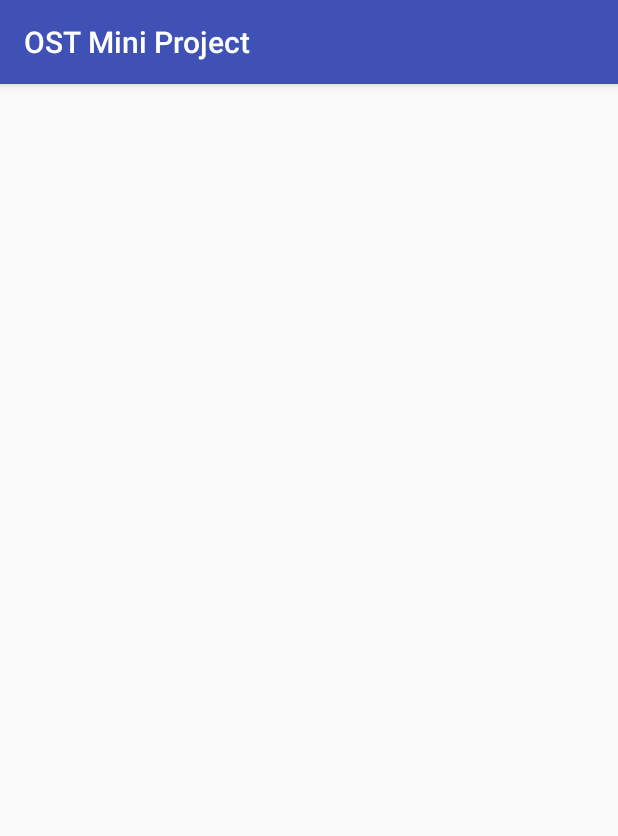
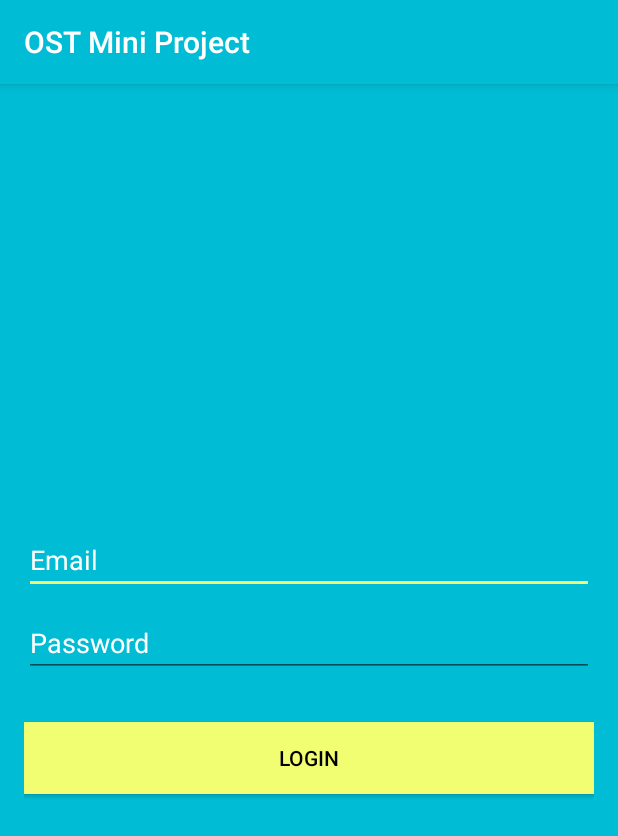
Before and after one commit to akshah1997/OSTMiniProject, an Android app: the screen it shows after launch (MainActivity before the commit, LoginActivity after it), on a phone screen of 412 x 824 dp. Shown: the top 836 px of the screen. Run offline under Robolectric (Android 15) with nearby library versions, the phone set to English and light mode, and no system bars; our stand-ins replace Firebase (no records; nobody signed in at launch, a user with empty details on screens opened directly); 2 statements that could not run were skipped.

Commit message:
Added Login activity and login via FireBase Auth

```diff
--- a/app/build.gradle
+++ b/app/build.gradle
@@ -31,4 +31,5 @@ dependencies {
 }
 
 
+
 apply plugin: 'com.google.gms.google-services'
--- a/app/src/main/AndroidManifest.xml
+++ b/app/src/main/AndroidManifest.xml
@@ -1,7 +1,8 @@
 <?xml version="1.0" encoding="utf-8"?>
 <manifest xmlns:android="http://schemas.android.com/apk/res/android"
     package="com.akshay.ostminiproject">
-    <uses-permission android:name="android.permission.INTERNET"/>
+
+    <uses-permission android:name="android.permission.INTERNET" />
 
     <application
         android:allowBackup="true"
@@ -9,8 +10,8 @@
         android:label="@string/app_name"
         android:supportsRtl="true"
         android:theme="@style/AppTheme">
-
-        <activity android:name=".MainActivity">
+        <activity android:name=".MainActivity"></activity>
+        <activity android:name=".LoginActivity">
             <intent-filter>
                 <action android:name="android.intent.action.MAIN" />
 
--- /dev/null
+++ b/app/src/main/java/com/akshay/ostminiproject/LoginActivity.java
@@ -0,0 +1,94 @@
+package com.akshay.ostminiproject;
+
+import android.content.Intent;
+import android.os.Bundle;
+import android.support.annotation.NonNull;
+import android.support.v7.app.AppCompatActivity;
+import android.support.v7.widget.Toolbar;
+import android.text.TextUtils;
+import android.view.View;
+import android.widget.Button;
+import android.widget.EditText;
+import android.widget.ProgressBar;
+import android.widget.Toast;
+
+import com.google.android.gms.tasks.OnCompleteListener;
+import com.google.android.gms.tasks.Task;
+import com.google.firebase.auth.AuthResult;
+import com.google.firebase.auth.FirebaseAuth;
+
+public class LoginActivity extends AppCompatActivity {
+
+    private EditText inputEmail, inputPassword;
+    private FirebaseAuth auth;
+    private ProgressBar progressBar;
+    private Button btnLogin;
+
+    @Override
+    protected void onCreate(Bundle savedInstanceState) {
+        super.onCreate(savedInstanceState);
+
+        auth = FirebaseAuth.getInstance();
+
+        if(auth.getCurrentUser()!= null) {
+            startActivity(new Intent(LoginActivity.this, MainActivity.class));
+            finish();
+        }
+
+        setContentView(R.layout.activity_login);
+
+        Toolbar toolbar = (Toolbar) findViewById(R.id.toolbar);
+        setSupportActionBar(toolbar);
+
+        inputEmail = (EditText) findViewById(R.id.email);
+        inputPassword = (EditText) findViewById(R.id.password);
+        progressBar = (ProgressBar) findViewById(R.id.progressBar);
+        btnLogin = (Button) findViewById(R.id.btn_login);
+
+        auth = FirebaseAuth.getInstance();
+
+        btnLogin.setOnClickListener(new View.OnClickListener(){
+            @Override
+            public void onClick(View v){
+
+                String email = inputEmail.getText().toString();
+                final String password = inputPassword.getText().toString();
+
+                if (TextUtils.isEmpty(email)) {
+                    Toast.makeText(getApplicationContext(), "Enter email address!", Toast.LENGTH_SHORT).show();
+                    return;
+                }
+
+                if (TextUtils.isEmpty(password)) {
+                    Toast.makeText(getApplicationContext(), "Enter password!", Toast.LENGTH_SHORT).show();
+                    return;
+                }
+
+                progressBar.setVisibility(View.VISIBLE);
+
+                auth.signInWithEmailAndPassword(email, password).addOnCompleteListener(LoginActivity.this, new OnCompleteListener<AuthResult>() {
+                    @Override
+                    public void onComplete(@NonNull Task<AuthResult> task) {
+                        /* If sign in fails, display a message to the user. If sign in succeeds
+                           the auth state listener will be notified and logic to handle the
+                           signed in user can be handled in the listener.*/
+                        progressBar.setVisibility(View.GONE);
+
+                        if(!task.isSuccessful()){
+                            // error in login
+                            if(password.length() < 6) {
+                                inputPassword.setError(getString(R.string.minimum_password));
+                            } else {
+                                Toast.makeText(LoginActivity.this, getString(R.string.auth_failed),Toast.LENGTH_LONG).show();
+                            }
+                        } else {
+                            Intent intent = new Intent(LoginActivity.this, MainActivity.class);
+                            startActivity(intent);
+                            finish();
+                        }
+                    }
+                });
+            }
+        });
+    }
+}
--- /dev/null
+++ b/app/src/main/res/layout/activity_login.xml
@@ -0,0 +1,57 @@
+<?xml version="1.0" encoding="utf-8"?>
+<android.support.constraint.ConstraintLayout xmlns:android="http://schemas.android.com/apk/res/android"
+    xmlns:tools="http://schemas.android.com/tools"
+    android:layout_width="match_parent"
+    android:layout_height="match_parent"
+    tools:context="com.akshay.ostminiproject.LoginActivity">
+    <LinearLayout
+        android:layout_width="fill_parent"
+        android:layout_height="fill_parent"
+        android:background="@color/colorPrimary"
+        android:gravity="center"
+        android:orientation="vertical"
+        android:padding="@dimen/activity_horizontal_margin">
+
+
+        <EditText
+            android:id="@+id/email"
+            android:layout_width="match_parent"
+            android:layout_height="wrap_content"
+            android:layout_marginBottom="10dp"
+            android:hint="@string/hint_email"
+            android:inputType="textEmailAddress"
+            android:textColor="@android:color/white"
+            android:textColorHint="@android:color/white" />
+
+        <EditText
+            android:id="@+id/password"
+            android:layout_width="fill_parent"
+            android:layout_height="wrap_content"
+            android:layout_marginBottom="10dp"
+            android:hint="@string/hint_password"
+            android:inputType="textPassword"
+            android:textColor="@android:color/white"
+            android:textColorHint="@android:color/white" />
+
+        <!-- Login Button -->
+
+        <Button
+            android:id="@+id/btn_login"
+            android:layout_width="fill_parent"
+            android:layout_height="wrap_content"
+            android:layout_marginTop="20dip"
+            android:background="@color/colorAccent"
+            android:text="@string/btn_login"
+            android:textColor="@android:color/black" />
+
+    </LinearLayout>
+
+    <ProgressBar
+        android:id="@+id/progressBar"
+        android:layout_width="30dp"
+        android:layout_height="30dp"
+        android:layout_gravity="center|bottom"
+        android:layout_marginBottom="20dp"
+        android:visibility="gone" />
+
+</android.support.constraint.ConstraintLayout>
--- a/app/src/main/res/values/colors.xml
+++ b/app/src/main/res/values/colors.xml
@@ -1,6 +1,6 @@
 <?xml version="1.0" encoding="utf-8"?>
 <resources>
-    <color name="colorPrimary">#3F51B5</color>
-    <color name="colorPrimaryDark">#303F9F</color>
-    <color name="colorAccent">#FF4081</color>
+    <color name="colorPrimary">#00bcd4</color>
+    <color name="colorPrimaryDark">#0097a7</color>
+    <color name="colorAccent">#f2fe71</color>
 </resources>
--- /dev/null
+++ b/app/src/main/res/values/dimens.xml
@@ -0,0 +1,4 @@
+<?xml version="1.0" encoding="utf-8"?>
+<resources>
+    <dimen name="activity_horizontal_margin">16dp</dimen>
+</resources>
--- a/app/src/main/res/values/strings.xml
+++ b/app/src/main/res/values/strings.xml
@@ -1,3 +1,8 @@
 <resources>
     <string name="app_name">OST Mini Project</string>
+    <string name="hint_email">Email</string>
+    <string name="hint_password">Password</string>
+    <string name="btn_login">Login</string>
+    <string name="minimum_password">Password too short, enter minimum 6 characters!</string>
+    <string name="auth_failed">Authentication failed, check your email and password!</string>
 </resources>
```
